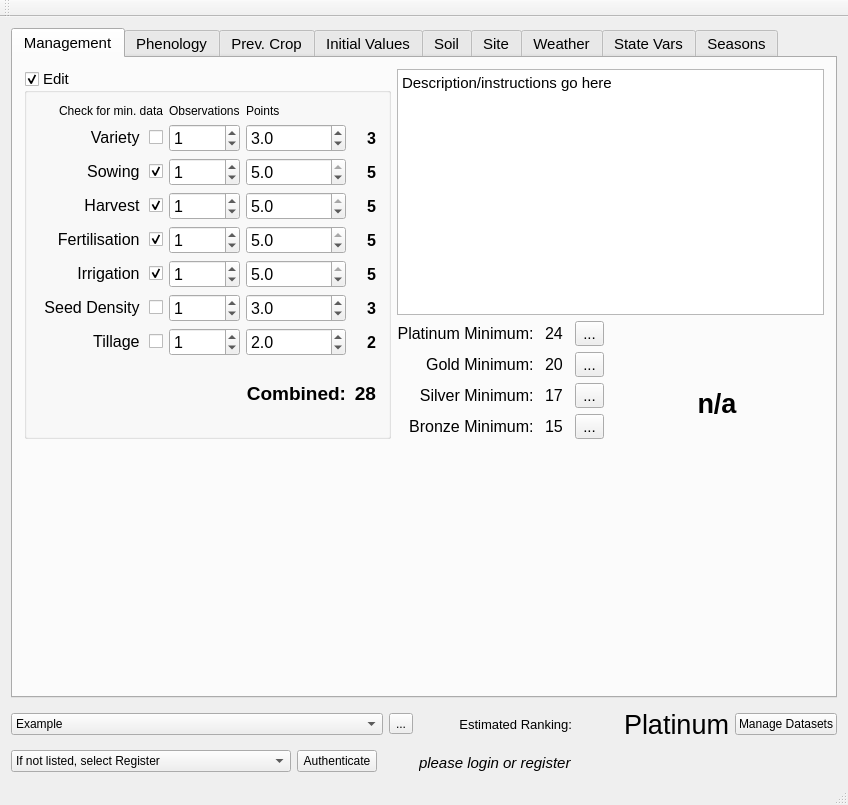
Above: Gui/datasetclassification.ui from arkygeek/DataRanking before the change. Below: the same form after it.
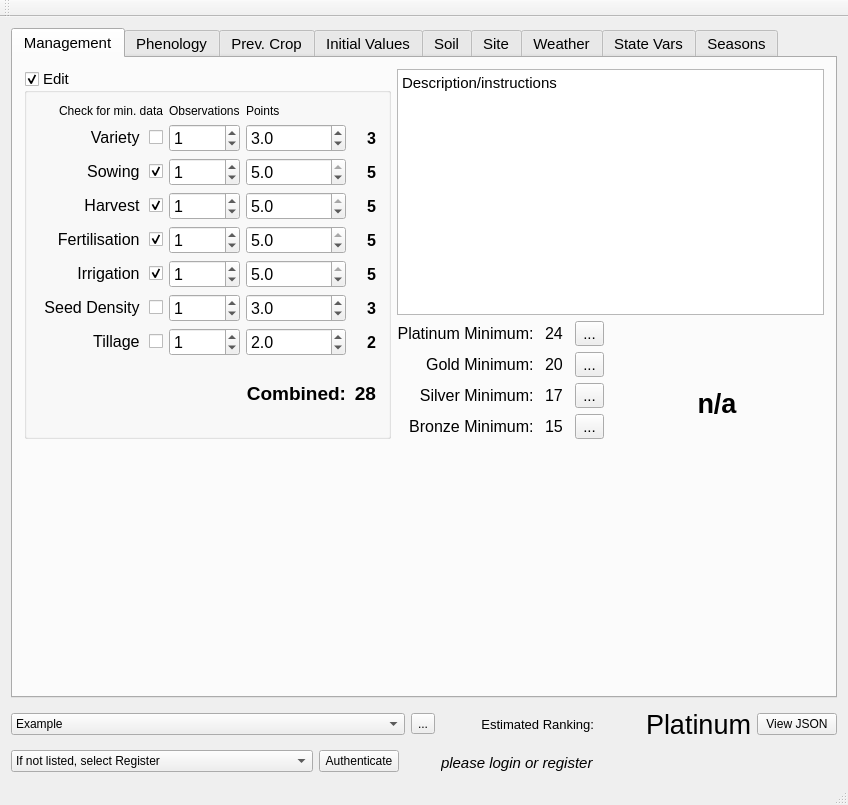
That is the form after the change. Icons and pictures are not drawn.

Commit message: made it a bit more convenient to test/view the JSON being generated. JSON for Management is complete now

Diff of the .ui file:
```diff
--- a/Gui/datasetclassification.ui
+++ b/Gui/datasetclassification.ui
@@ -1212,7 +1212,7 @@
 &lt;html&gt;&lt;head&gt;&lt;meta name=&quot;qrichtext&quot; content=&quot;1&quot; /&gt;&lt;style type=&quot;text/css&quot;&gt;
 p, li { white-space: pre-wrap; }
 &lt;/style&gt;&lt;/head&gt;&lt;body style=&quot; font-family:'.Lucida Grande UI'; font-size:11pt; font-weight:400; font-style:normal;&quot;&gt;
-&lt;p style=&quot; margin-top:0px; margin-bottom:0px; margin-left:0px; margin-right:0px; -qt-block-indent:0; text-indent:0px;&quot;&gt;Description/instructions go here&lt;/p&gt;&lt;/body&gt;&lt;/html&gt;</string>
+&lt;p style=&quot; margin-top:0px; margin-bottom:0px; margin-left:0px; margin-right:0px; -qt-block-indent:0; text-indent:0px;&quot;&gt;Description/instructions&lt;/p&gt;&lt;/body&gt;&lt;/html&gt;</string>
           </property>
          </widget>
         </item>
@@ -11210,7 +11210,7 @@
     <item row="1" column="7">
      <widget class="QPushButton" name="pushButton">
       <property name="text">
-       <string>Manage Datasets</string>
+       <string>View JSON</string>
       </property>
      </widget>
     </item>
```
Left out of the diff: 5 changed lines with no effect on the pictures. The commit also changes 4 other files.
